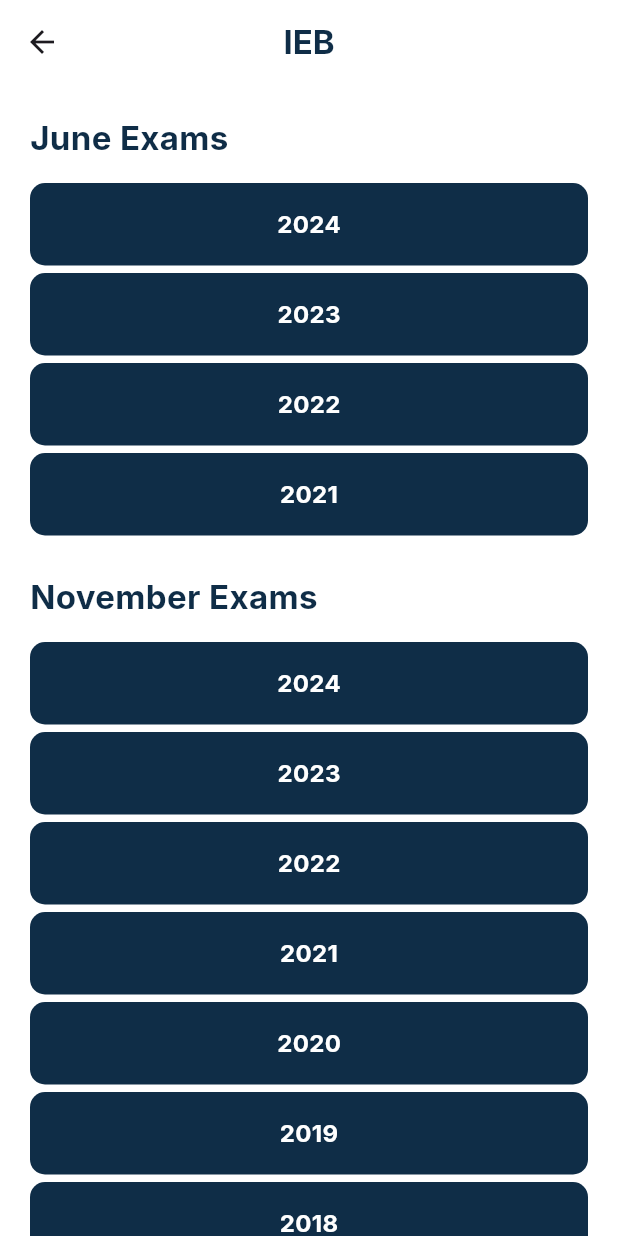
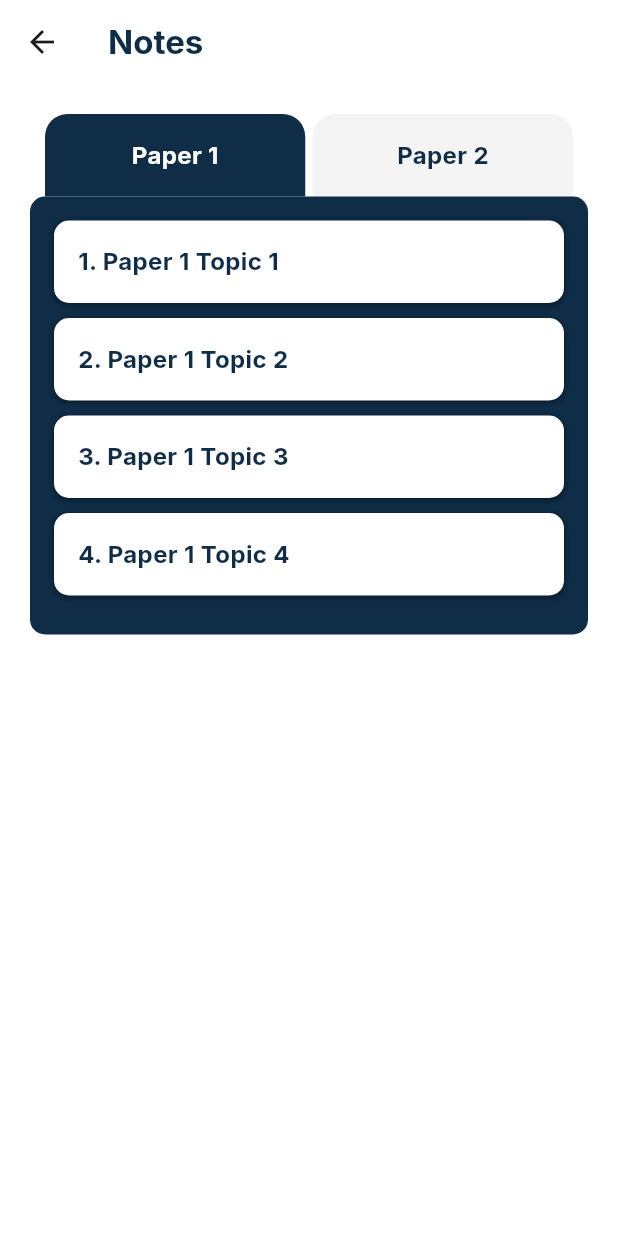
Before and after one commit to 2001arman/jsdt_app, a Flutter app: the HomeUi screen opened by its route, after a tap on "Notes", on a phone screen of 412 x 824 dp. Run offline on Flutter 3.47's test engine with Material 3 defaults, Android fonts, the phone set to English and light mode, and no system bars; our stand-ins replace flutter_easyloading, get, google_fonts; statements that could not run were skipped.

Commit message:
notes ui

```diff
--- a/lib/core/app_route.dart
+++ b/lib/core/app_route.dart
@@ -6,6 +6,8 @@ import 'package:jsdt_app/feature/presentation/home/home_binding.dart';
 import 'package:jsdt_app/feature/presentation/home/home_ui.dart';
 import 'package:jsdt_app/feature/presentation/home/ieb/ieb_binding.dart';
 import 'package:jsdt_app/feature/presentation/home/ieb/ieb_ui.dart';
+import 'package:jsdt_app/feature/presentation/home/notes/notes_binding.dart';
+import 'package:jsdt_app/feature/presentation/home/notes/notes_ui.dart';
 
 class AppRoute {
   static String initialRoute = BoardingUi.namePath;
@@ -29,5 +31,10 @@ class AppRoute {
       page: () => IebUi(),
       binding: IebBinding(),
     ),
+    GetPage(
+      name: NotesUi.namePath,
+      page: () => NotesUi(),
+      binding: NotesBinding(),
+    ),
   ];
 }
--- a/lib/feature/presentation/home/home_state.dart
+++ b/lib/feature/presentation/home/home_state.dart
@@ -1,5 +1,6 @@
 // ignore_for_file: public_member_api_docs, sort_constructors_first
 import 'package:jsdt_app/feature/presentation/home/ieb/ieb_ui.dart';
+import 'package:jsdt_app/feature/presentation/home/notes/notes_ui.dart';
 
 class HomeState {
   List<HomeMenu> homeMenus = [
@@ -11,7 +12,7 @@ class HomeState {
     HomeMenu(
       title: 'Notes',
       image: 'assets/home/notes.png',
-      path: IebUi.namePath,
+      path: NotesUi.namePath,
     ),
     HomeMenu(
       title: 'Quiz Tests',
--- /dev/null
+++ b/lib/feature/presentation/home/notes/notes_binding.dart
@@ -0,0 +1,9 @@
+import 'package:get/get.dart';
+import 'package:jsdt_app/feature/presentation/home/notes/notes_logic.dart';
+
+class NotesBinding extends Bindings {
+  @override
+  void dependencies() {
+    Get.lazyPut(() => NotesLogic());
+  }
+}
--- /dev/null
+++ b/lib/feature/presentation/home/notes/notes_logic.dart
@@ -0,0 +1,6 @@
+import 'package:get/get.dart';
+import 'package:jsdt_app/feature/presentation/home/notes/notes_state.dart';
+
+class NotesLogic extends GetxController {
+  NotesState state = NotesState();
+}
--- /dev/null
+++ b/lib/feature/presentation/home/notes/notes_state.dart
@@ -0,0 +1,19 @@
+import 'package:get/get.dart';
+
+class NotesState {
+  RxInt activeTab = 0.obs;
+
+  List<String> paperOneItems = [
+    '1. Paper 1 Topic 1',
+    '2. Paper 1 Topic 2',
+    '3. Paper 1 Topic 3',
+    '4. Paper 1 Topic 4',
+  ];
+
+  List<String> paperTwoItems = [
+    '1. Paper 2 Topic 1',
+    '2. Paper 2 Topic 2',
+    '3. Paper 2 Topic 3',
+    '4. Paper 2 Topic 4',
+  ];
+}
--- /dev/null
+++ b/lib/feature/presentation/home/notes/notes_ui.dart
@@ -0,0 +1,116 @@
+import 'package:flutter/material.dart';
+import 'package:get/get.dart';
+import 'package:jsdt_app/feature/presentation/home/notes/notes_logic.dart';
+import 'package:jsdt_app/utility/shared/constants/constants_ui.dart';
+
+class NotesUi extends StatelessWidget {
+  static const String namePath = '/notes_page';
+  final logic = Get.find<NotesLogic>();
+  final state = Get.find<NotesLogic>().state;
+  NotesUi({super.key});
+
+  @override
+  Widget build(BuildContext context) {
+    Widget tabItem({
+      required String title,
+      required bool active,
+      required int index,
+    }) {
+      return Expanded(
+        child: GestureDetector(
+          onTap: () => state.activeTab.value = index,
+          child: Container(
+            padding: const EdgeInsets.symmetric(vertical: 16),
+            decoration: BoxDecoration(
+              color: active ? kMainColor : kWhiteGreyColor,
+              borderRadius: const BorderRadius.only(
+                topLeft: Radius.circular(15),
+                topRight: Radius.circular(15),
+              ),
+            ),
+            alignment: Alignment.center,
+            child: Text(
+              title,
+              style: mainTextStyle.copyWith(
+                fontSize: 16,
+                fontWeight: bold,
+                color: active ? kWhiteColor : kMainColor,
+              ),
+            ),
+          ),
+        ),
+      );
+    }
+
+    Widget childItem({required String title}) {
+      return Container(
+        width: double.infinity,
+        padding: const EdgeInsets.all(16),
+        margin: const EdgeInsets.only(bottom: 10),
+        decoration: BoxDecoration(
+          color: kWhiteColor,
+          borderRadius: BorderRadius.circular(10),
+          boxShadow: defaultBoxShadow,
+        ),
+        child: Text(
+          title,
+          style: mainTextStyle.copyWith(
+            fontSize: 16,
+            fontWeight: bold,
+          ),
+        ),
+      );
+    }
+
+    return Scaffold(
+      backgroundColor: kWhiteColor,
+      appBar: AppBar(
+        backgroundColor: kWhiteColor,
+        title: Text(
+          'Notes',
+          style: mainTextStyle.copyWith(fontSize: 22, fontWeight: bold),
+        ),
+      ),
+      body: Padding(
+        padding: const EdgeInsets.all(20),
+        child: Column(
+          children: [
+            Padding(
+              padding: const EdgeInsets.symmetric(horizontal: 10),
+              child: Obx(
+                () => Row(
+                  spacing: 5,
+                  children: [
+                    tabItem(
+                      title: 'Paper 1',
+                      active: state.activeTab.value == 0,
+                      index: 0,
+                    ),
+                    tabItem(
+                      title: 'Paper 2',
+                      active: state.activeTab.value == 1,
+                      index: 1,
+                    ),
+                  ],
+                ),
+              ),
+            ),
+            Container(
+              width: double.infinity,
+              padding: const EdgeInsets.all(16),
+              decoration: BoxDecoration(
+                borderRadius: BorderRadius.circular(10),
+                color: kMainColor,
+              ),
+              child: Column(
+                children: state.paperOneItems
+                    .map((data) => childItem(title: data))
+                    .toList(),
+              ),
+            )
+          ],
+        ),
+      ),
+    );
+  }
+}
```
